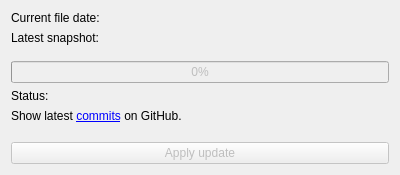
The window that updateform.ui (LFriede/x64dbg-updater) describes before a commit, drawn with Qt 5.
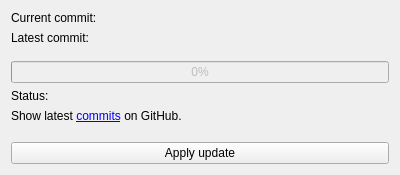
The same window after the commit.

Commit message: Check updates against commit instead of time

```diff
--- a/updateform.ui
+++ b/updateform.ui
@@ -17,14 +17,14 @@
    <item>
     <widget class="QLabel" name="lblCurrentDate">
      <property name="text">
-      <string>Current file date:</string>
+      <string>Current commit:</string>
      </property>
     </widget>
    </item>
    <item>
     <widget class="QLabel" name="lblLatestVersion">
      <property name="text">
-      <string>Latest snapshot:</string>
+      <string>Latest commit:</string>
      </property>
     </widget>
    </item>
@@ -87,7 +87,7 @@
    <item>
     <widget class="QPushButton" name="applyButton">
      <property name="enabled">
-      <bool>false</bool>
+      <bool>true</bool>
      </property>
      <property name="text">
       <string>Apply update</string>
```
Left out of the diff: 2 changed lines with no effect on the pictures. The commit also changes 5 other files.
